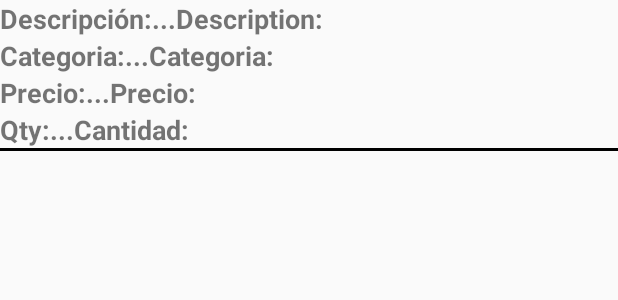
After one commit to kuroghoul/CompuStore, an Android app: the layout product_list_item.xml on its own in the app's theme, with its tools: preview values and no code run, on a phone screen of 412 x 824 dp. The commit adds this screen. Shown: the top 300 px of the screen. Run offline under Robolectric (Android 15) with nearby library versions, the phone set to English and light mode, and no system bars.

Commit message:
Lo que se avanzó en la biblioteca.

```diff
--- a/app/src/main/AndroidManifest.xml
+++ b/app/src/main/AndroidManifest.xml
@@ -8,7 +8,8 @@
         android:label="@string/app_name"
         android:supportsRtl="true"
         android:theme="@style/AppTheme">
-        <activity android:name=".android.compustore.MainActivity">
+        <activity android:name=".android.compustore.MainActivity"
+            android:theme="@style/AppThemeNoTitle">
             <intent-filter>
                 <action android:name="android.intent.action.MAIN" />
 
--- a/app/src/main/java/com/fiuady/compustore/db/AssemblyProducts.java
+++ b/app/src/main/java/com/fiuady/compustore/db/AssemblyProducts.java
@@ -8,7 +8,7 @@ import java.util.List;
 
 public class AssemblyProducts {
     private int id;
-    private List<Products> Products;
+    private List<Product> Product;
     private List<Integer> Qty;
 
 }
--- a/app/src/main/java/com/fiuady/compustore/db/ProductCategories.java
+++ b/app/src/main/java/com/fiuady/compustore/db/ProductCategory.java
@@ -4,11 +4,11 @@ package com.fiuady.compustore.db;
  * Created by Kuro on 02/04/2017.
  */
 
-public class ProductCategories {
+public class ProductCategory {
     private int id;
     private String description;
 
-    public ProductCategories(int id, String description) {
+    public ProductCategory(int id, String description) {
         this.id = id;
         this.description = description;
     }
--- a/app/src/main/res/layout/activity_main.xml
+++ b/app/src/main/res/layout/activity_main.xml
@@ -10,6 +10,8 @@
     android:paddingLeft="@dimen/activity_horizontal_margin"
     android:paddingRight="@dimen/activity_horizontal_margin"
     android:paddingTop="@dimen/activity_vertical_margin"
+    android:theme="@style/AppThemeNoTitle"
+
     tools:context="com.fiuady.compustore.android.compustore.MainActivity">
 
     <android.support.v7.widget.GridLayout
@@ -48,8 +50,10 @@
             app:layout_columnWeight="1"
             app:layout_rowWeight="1"
             android:src="@drawable/prod"
+            android:layout_alignParentBottom="true"
+            android:scaleType="fitCenter"
             android:background="@android:color/transparent"
-            android:scaleType="fitXY"
+
             android:padding="5dp"
 
 
--- /dev/null
+++ b/app/src/main/res/layout/product_list_item.xml
@@ -0,0 +1,85 @@
+<?xml version="1.0" encoding="utf-8"?>
+<RelativeLayout xmlns:android="http://schemas.android.com/apk/res/android"
+    android:orientation="vertical" android:layout_width="match_parent"
+    xmlns:tools="http://schemas.android.com/tools"
+    android:layout_height="match_parent">
+    <TextView
+        android:id="@+id/product_description_tag"
+        android:layout_width="wrap_content"
+        android:layout_height="wrap_content"
+        android:text="@string/product_description"
+        android:textSize="18sp"
+        android:textStyle="bold"/>
+    <TextView
+        android:layout_width="wrap_content"
+        android:layout_height="wrap_content"
+        android:id="@+id/product_description_text"
+        android:layout_toRightOf="@id/product_description_tag"
+        tools:text="...Description: "
+        android:textSize="18sp"
+        android:textStyle="bold"/>
+    <TextView
+        android:id="@+id/product_category_tag"
+        android:layout_width="wrap_content"
+        android:layout_height="wrap_content"
+        android:layout_below="@id/product_description_tag"
+        android:text="@string/product_category"
+        android:textSize="18sp"
+        android:textStyle="bold"/>
+    <TextView
+        android:id="@+id/product_category_text"
+        android:layout_height="wrap_content"
+        android:layout_width="wrap_content"
+        android:layout_toRightOf="@id/product_category_tag"
+        android:layout_below="@id/product_description_text"
+        tools:text="...Categoria: "
+        android:textSize="18sp"
+        android:textStyle="bold"/>
+    <TextView
+        android:id="@+id/product_price_tag"
+        android:layout_width="wrap_content"
+        android:layout_height="wrap_content"
+        android:layout_below="@id/product_category_tag"
+        android:text="@string/product_price"
+        android:textSize="18sp"
+        android:textStyle="bold"/>
+    <TextView
+        android:id="@+id/product_price_text"
+        android:layout_height="wrap_content"
+        android:layout_width="wrap_content"
+        android:layout_toRightOf="@id/product_price_tag"
+        android:layout_below="@id/product_category_text"
+        tools:text="...Precio: "
+        android:textSize="18sp"
+        android:textStyle="bold"/>
+
+    <TextView
+        android:id="@+id/product_qty_tag"
+        android:layout_width="wrap_content"
+        android:layout_height="wrap_content"
+        android:layout_below="@id/product_price_tag"
+        android:text="@string/product_qty"
+        android:textSize="18sp"
+        android:textStyle="bold"/>
+    <TextView
+        android:id="@+id/product_qty_text"
+        android:layout_height="wrap_content"
+        android:layout_width="wrap_content"
+        android:layout_toRightOf="@id/product_qty_tag"
+        android:layout_below="@id/product_price_text"
+        tools:text="...Cantidad: "
+        android:textSize="18sp"
+        android:textStyle="bold"/>
+
+
+
+    <View android:id="@+id/primerdivisor"
+        android:layout_height="2dp"
+        android:layout_width="fill_parent"
+        android:background="#000000"
+        android:layout_below="@id/product_qty_tag"/>
+
+
+
+
+</RelativeLayout>
--- a/app/src/main/res/values/strings.xml
+++ b/app/src/main/res/values/strings.xml
@@ -10,6 +10,15 @@
     <string name="productscategory_id">Categoría: </string>
     <string name="productscategory_description">Descripción: </string>
 
+    <string name="product_description">Descripción: </string>
+    <string name="product_category">Categoria: </string>
+    <string name="product_price">Precio: </string>
+    <string name="product_qty">Qty: </string>
+
+
+
+
+
     <string name="dialog_add_button">Agregar</string>
     <string name="dialog_cancel_button">Cancelar</string>
     <string name="dialog_hint_description">Descripción</string>
--- a/app/src/main/res/values/styles.xml
+++ b/app/src/main/res/values/styles.xml
@@ -1,11 +1,17 @@
 <resources>
 
     <!-- Base application theme. -->
-    <style name="AppTheme" parent="Theme.AppCompat.Light.NoActionBar">
+    <style name="AppThemeNoTitle" parent="Theme.AppCompat.DayNight.NoActionBar">
         <!-- Customize your theme here. -->
         <item name="colorPrimary">@color/colorPrimary</item>
         <item name="colorPrimaryDark">@color/colorPrimaryDark</item>
         <item name="colorAccent">@color/colorAccent</item>
     </style>
 
+    <style name="AppTheme" parent="Theme.AppCompat.Light.DarkActionBar">
+        <!-- Customize your theme here. -->
+        <item name="colorPrimary">@color/colorPrimary</item>
+        <item name="colorPrimaryDark">@color/colorPrimaryDark</item>
+        <item name="colorAccent">@color/colorAccent</item>
+    </style>
 </resources>
```
Also changed, not shown: app/src/main/java/com/fiuady/compustore/android/compustore/CategoriesActivity.java (+4 -8 lines), app/src/main/java/com/fiuady/compustore/android/compustore/ProductsActivity.java (+91 -0 lines), app/src/main/java/com/fiuady/compustore/db/Inventory.java (+61 -15 lines), app/src/main/java/com/fiuady/compustore/db/Product.java (renamed from app/src/main/java/com/fiuady/compustore/db/Products.java, +8 -8 lines), app/src/main/res/layout/activity_products.xml (+11 -0 lines).
